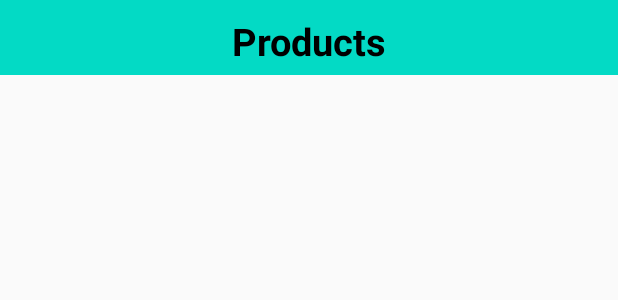
After one commit to 1211vishalkumar/eWalls, an Android app: the layout activity_admin_user_products.xml on its own in the app's theme, with its tools: preview values and no code run, on a phone screen of 412 x 824 dp. The commit adds this screen. Shown: the top 300 px of the screen. Run offline under Robolectric (Android 15) with nearby library versions, the phone set to English and light mode, and no system bars.

```diff
--- a/Application/app/src/main/AndroidManifest.xml
+++ b/Application/app/src/main/AndroidManifest.xml
@@ -12,7 +12,8 @@
         android:roundIcon="@mipmap/ic_launcher_round"
         android:supportsRtl="true"
         android:theme="@style/AppTheme">
-        <activity android:name=".AdminNewOrdersActivity"></activity>
+        <activity android:name=".AdminUserProductsActivity"></activity>
+        <activity android:name=".AdminNewOrdersActivity" />
         <activity android:name=".ConfirmFinalOrderActivity" />
         <activity android:name=".CartActivity" />
         <activity android:name=".ProductDetailsActivity" />
--- /dev/null
+++ b/Application/app/src/main/res/layout/activity_admin_user_products.xml
@@ -0,0 +1,35 @@
+<?xml version="1.0" encoding="utf-8"?>
+<RelativeLayout xmlns:android="http://schemas.android.com/apk/res/android"
+    xmlns:app="http://schemas.android.com/apk/res-auto"
+    xmlns:tools="http://schemas.android.com/tools"
+    android:layout_width="match_parent"
+    android:layout_height="match_parent"
+    tools:context=".AdminUserProductsActivity">
+
+    <RelativeLayout
+        android:id="@+id/rlAdminUserProducts"
+        android:layout_alignParentTop="true"
+        android:background="@color/colorAccent"
+        android:layout_width="match_parent"
+        android:layout_height="50dp">
+
+        <TextView
+            android:textStyle="bold"
+            android:layout_marginTop="10dp"
+            android:textAlignment="center"
+            android:textSize="25sp"
+            android:textColor="@android:color/black"
+            android:text="Products"
+            android:layout_width="match_parent"
+            android:layout_height="wrap_content"/>
+
+    </RelativeLayout>
+
+    <androidx.recyclerview.widget.RecyclerView
+        android:id="@+id/rvProductsList"
+        android:layout_below="@+id/rlAdminUserProducts"
+        android:layout_margin="8dp"
+        android:layout_width="match_parent"
+        android:layout_height="match_parent"/>
+
+</RelativeLayout>
```
Also changed, not shown: Application/app/src/main/java/com/example/myapplication/AdminNewOrdersActivity.java (+13 -1 lines), Application/app/src/main/java/com/example/myapplication/AdminUserProductsActivity.java (added, +83 -0 lines), Application/app/src/main/java/com/example/myapplication/CartActivity.java (+17 -0 lines).
